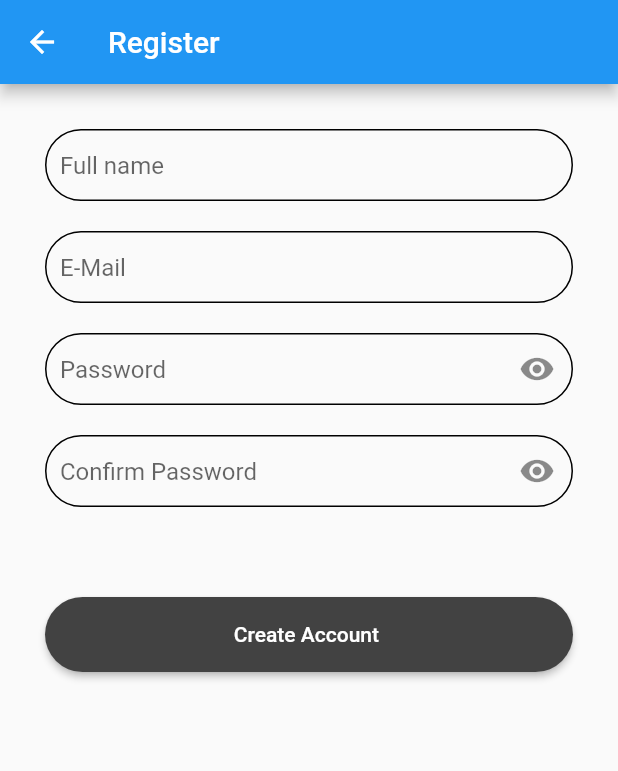
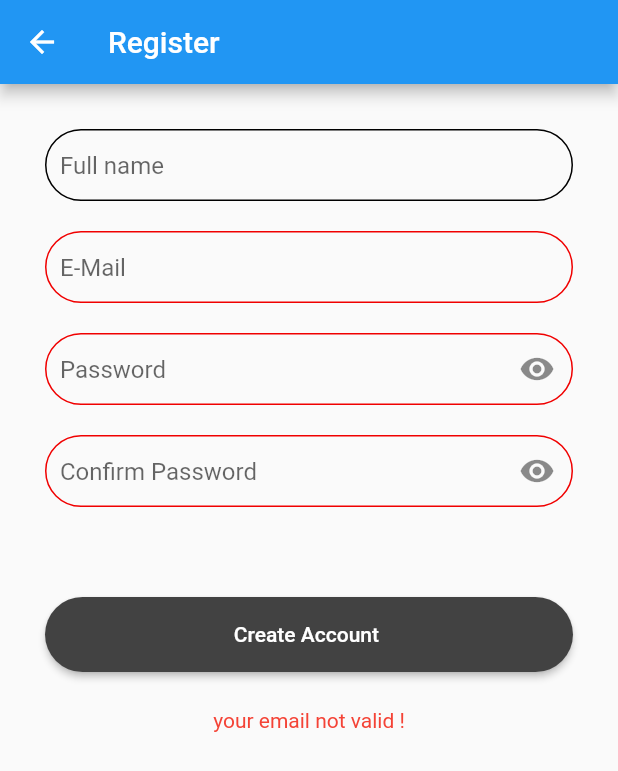
Before and after one commit to ndevanthery/HealthSim, a Flutter app: the RegisterPage screen opened directly, after a tap on "Create Account", on a phone screen of 412 x 824 dp. Shown: the top 771 px of the screen. Run offline on Flutter 3.47's test engine with Material 2 defaults, Android fonts, the phone set to English and light mode, and no system bars; our stand-ins replace cloud_firestore, firebase_auth, firebase_core, flutter_svg, loading_indicator, tuple; accounts and stored records are empty.

Commit message:
register verification done

```diff
--- a/lib/authentification/register.dart
+++ b/lib/authentification/register.dart
@@ -1,5 +1,7 @@
 import 'package:flutter/material.dart';
 import 'package:healthsim/Models/user_model.dart';
+import 'package:loading_indicator/loading_indicator.dart';
+import 'package:tuple/tuple.dart';
 
 import '../database/auth.dart';
 import '../home.dart';
@@ -20,8 +22,25 @@ class _RegisterPageState extends State<RegisterPage> {
   bool passVisible = false;
   bool passConfVisible = false;
   bool isHiddenPass = true;
+  bool loading = false;
+
+  bool emailError = false;
+  bool passwordError = false;
+  bool passwordConditionError = false;
+  String errorMessage = "";
+
   @override
   Widget build(BuildContext context) {
+    errorMessage = (emailError
+        ? "your email not valid !"
+        : (passwordConditionError
+            ? '''your password must be at least contain :
+            - 8 characters
+            - one Uppercase letter
+            - one Lowercase letter
+            - one special character'''
+            : (passwordError ? "your passwords aren't matching ! " : "")));
+
     return Scaffold(
         appBar: AppBar(
           title: const Text("Register"),
@@ -55,16 +74,31 @@ class _RegisterPageState extends State<RegisterPage> {
                   const SizedBox(height: 20),
                   TextField(
                     controller: emailController,
-                    decoration: const InputDecoration(
+                    decoration: InputDecoration(
                       contentPadding: EdgeInsets.symmetric(horizontal: 10),
                       alignLabelWithHint: true,
                       label: Text("E-Mail"),
                       border: OutlineInputBorder(
-                          borderRadius: BorderRadius.all(Radius.circular(50))),
+                          borderSide: BorderSide(
+                              color: emailError
+                                  ? Color(0xFFFF00000)
+                                  : Color(0xFF000000)),
+                          borderRadius:
+                              const BorderRadius.all(Radius.circular(50))),
                       focusedBorder: OutlineInputBorder(
-                          borderRadius: BorderRadius.all(Radius.circular(50))),
+                          borderSide: BorderSide(
+                              color: emailError
+                                  ? Color(0xFFFF00000)
+                                  : Color(0xFF000000)),
+                          borderRadius:
+                              const BorderRadius.all(Radius.circular(50))),
                       enabledBorder: OutlineInputBorder(
-                          borderRadius: BorderRadius.all(Radius.circular(50))),
+                          borderSide: BorderSide(
+                              color: emailError
+                                  ? Color(0xFFFF00000)
+                                  : Color(0xFF000000)),
+                          borderRadius:
+                              const BorderRadius.all(Radius.circular(50))),
                     ),
                   ),
                   const SizedBox(height: 20),
@@ -88,11 +122,23 @@ class _RegisterPageState extends State<RegisterPage> {
                             ? const Icon(Icons.visibility_off)
                             : const Icon(Icons.visibility),
                       ),
-                      border: const OutlineInputBorder(
+                      border: OutlineInputBorder(
+                          borderSide: BorderSide(
+                              color: passwordError || passwordConditionError
+                                  ? Color(0xFFFF00000)
+                                  : Color(0xFF000000)),
                           borderRadius: BorderRadius.all(Radius.circular(50))),
-                      focusedBorder: const OutlineInputBorder(
+                      focusedBorder: OutlineInputBorder(
+                          borderSide: BorderSide(
+                              color: passwordError || passwordConditionError
+                                  ? Color(0xFFFF00000)
+                                  : Color(0xFF000000)),
                           borderRadius: BorderRadius.all(Radius.circular(50))),
-                      enabledBorder: const OutlineInputBorder(
+                      enabledBorder: OutlineInputBorder(
+                          borderSide: BorderSide(
+                              color: passwordError || passwordConditionError
+                                  ? Color(0xFFFF00000)
+                                  : Color(0xFF000000)),
                           borderRadius: BorderRadius.all(Radius.circular(50))),
                     ),
                   ),
@@ -117,11 +163,23 @@ class _RegisterPageState extends State<RegisterPage> {
                             ? const Icon(Icons.visibility_off)
                             : const Icon(Icons.visibility),
                       ),
-                      border: const OutlineInputBorder(
+                      border: OutlineInputBorder(
+                          borderSide: BorderSide(
+                              color: passwordError || passwordConditionError
+                                  ? Color(0xFFFF00000)
+                                  : Color(0xFF000000)),
                           borderRadius: BorderRadius.all(Radius.circular(50))),
-                      focusedBorder: const OutlineInputBorder(
+                      focusedBorder: OutlineInputBorder(
+                          borderSide: BorderSide(
+                              color: passwordError || passwordConditionError
+                                  ? Color(0xFFFF00000)
+                                  : Color(0xFF000000)),
                           borderRadius: BorderRadius.all(Radius.circular(50))),
-                      enabledBorder: const OutlineInputBorder(
+                      enabledBorder: OutlineInputBorder(
+                          borderSide: BorderSide(
+                              color: passwordError || passwordConditionError
+                                  ? Color(0xFFFF00000)
+                                  : Color(0xFF000000)),
                           borderRadius: BorderRadius.all(Radius.circular(50))),
                     ),
                   ),
@@ -132,20 +190,82 @@ class _RegisterPageState extends State<RegisterPage> {
                           backgroundColor: Colors.grey[800],
                           shape: RoundedRectangleBorder(
                               borderRadius: BorderRadius.circular(25))),
-                      onPressed: () {
-                        register(
-                            emailController.text,
-                            passController.text,
-                            UserM(
-                                email: emailController.text,
-                                fullName: fullnameController.text));
+                      onPressed: () async {
+                        setState(() {
+                          loading = true;
+                        });
+                        Tuple3 verif = verifications(emailController.text,
+                            passController.text, passConfController.text);
+                        setState(() {
+                          emailError = !verif.item1;
+                          passwordError = !verif.item2;
+                          passwordConditionError = !verif.item3;
+                        });
+                        if (verif.item1 & verif.item2 & verif.item3) {
+                          bool result = await register(
+                              emailController.text,
+                              passController.text,
+                              UserM(
+                                  email: emailController.text,
+                                  fullName: fullnameController.text));
+                          if (!result) {
+                            var snackBar = SnackBar(
+                              content: Text(
+                                  'An error occured. Your email is already linked to an account.'),
+                              action: SnackBarAction(
+                                label: 'OK',
+                                onPressed: () {},
+                              ),
+                            );
+                            ScaffoldMessenger.of(context)
+                                .showSnackBar(snackBar);
+                          }
+                        }
+                        setState(() {
+                          loading = false;
+                        });
                       },
                       child: const Text("Create Account ")),
+                  SizedBox(
+                    height: 20,
+                  ),
+                  Text(
+                    errorMessage,
+                    style: TextStyle(color: Colors.red, height: 1.5),
+                  ),
+                  if (loading)
+                    SizedBox(
+                      height: 100,
+                      width: 100,
+                      child: LoadingIndicator(
+                          indicatorType: Indicator.ballClipRotate),
+                    )
                 ]),
               ),
             ),
           ),
         ));
+  }
+
+  bool validatePassword(String password) {
+    // Define a regular expression pattern to match against the password
+    final pattern =
+        r'^(?=.*?[A-Z])(?=.*?[a-z])(?=.*?[0-9])(?=.*?[!@#$%^&*(),.?":{}|<>]).{8,}$';
+
+    // Create a RegExp object to use for matching
+    final regExp = RegExp(pattern);
+    print(regExp.hasMatch(password));
+    // Return true if the password matches the pattern, false otherwise
+    return regExp.hasMatch(password);
+  }
+
+  verifications(String email, String password, String passwordConf) {
+    final bool emailValid = RegExp(
+            r"^[a-zA-Z0-9.a-zA-Z0-9.!#$%&'*+-/=?^_`{|}~]+@[a-zA-Z0-9]+\.[a-zA-Z]+")
+        .hasMatch(email);
+
+    return Tuple3(
+        emailValid, password == passwordConf, validatePassword(password));
   }
 
   register(String email, String password, UserM userM) async {
@@ -158,6 +278,8 @@ class _RegisterPageState extends State<RegisterPage> {
         context,
         MaterialPageRoute(builder: (context) => HomePage()),
       );
+      return true;
     }
+    return false;
   }
 }
--- a/pubspec.yaml
+++ b/pubspec.yaml
@@ -41,6 +41,7 @@ dependencies:
   firebase_core: ^2.7.1
   cloud_firestore: ^4.4.4
   loading_indicator: ^3.1.0
+  tuple: ^2.0.1
 
 dev_dependencies:
   flutter_test:
```
Also changed, not shown: pubspec.lock.
